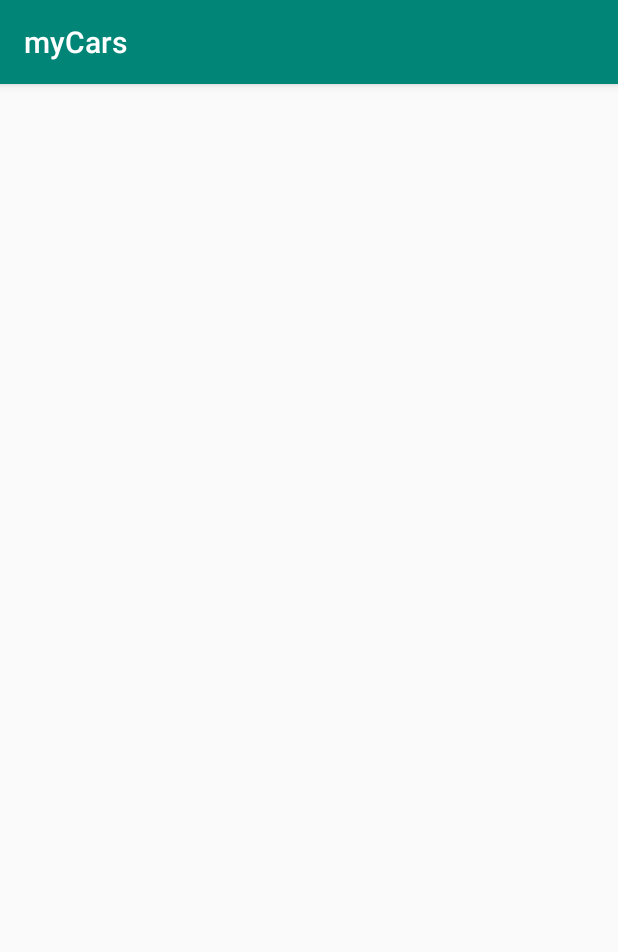
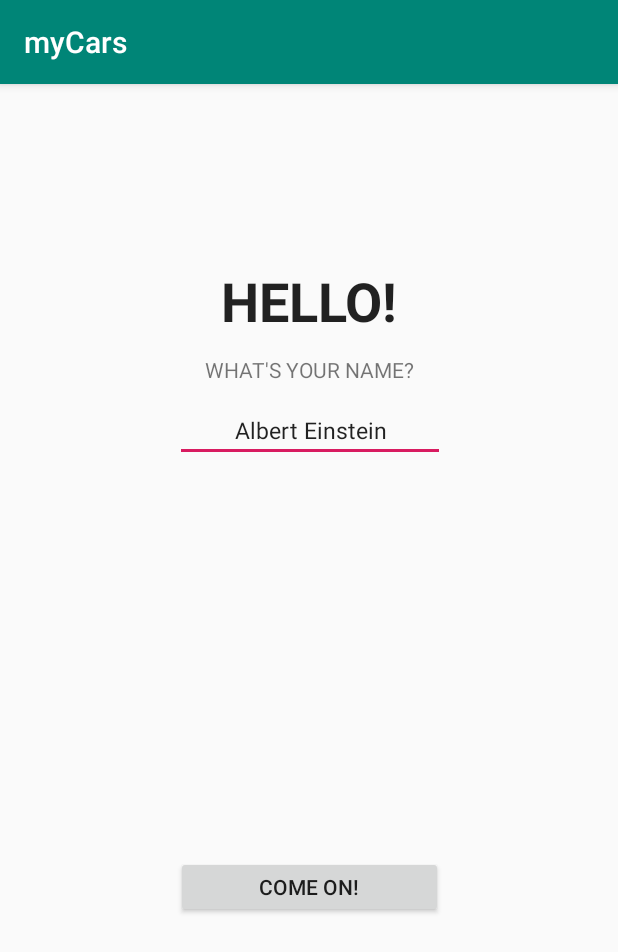
Before and after one commit to Joserto97DEV/myCars, an Android app: the NewUser screen opened directly, with no data from a screen before it, on a phone screen of 412 x 824 dp. Shown: the top 952 px of the screen. Run offline under Robolectric (Android 15) with nearby library versions, the phone set to English and light mode, and no system bars.

Commit message:
Load newUserView. Button without functionality

```diff
--- a/app/src/main/java/com/josalv/mycars/MainActivity.java
+++ b/app/src/main/java/com/josalv/mycars/MainActivity.java
@@ -2,12 +2,20 @@ package com.josalv.mycars;
 
 import android.support.v7.app.AppCompatActivity;
 import android.os.Bundle;
+import android.view.View;
 
 public class MainActivity extends AppCompatActivity {
 
     @Override
     protected void onCreate(Bundle savedInstanceState) {
         super.onCreate(savedInstanceState);
-        setContentView(R.layout.activity_main);
+        if (getString(R.string.user).equalsIgnoreCase("Albert Einstein")){
+            setContentView(R.layout.activity_new_user);
+        } else {
+            setContentView(R.layout.activity_main);
+        }
+    }
+    private void singin(View view){
+        setContentView(R.layout.activity_cars);
     }
 }
--- a/app/src/main/java/com/josalv/mycars/NewUser.java
+++ b/app/src/main/java/com/josalv/mycars/NewUser.java
@@ -2,6 +2,8 @@ package com.josalv.mycars;
 
 import android.support.v7.app.AppCompatActivity;
 import android.os.Bundle;
+import android.view.View;
+import android.widget.Button;
 
 public class NewUser extends AppCompatActivity {
 
@@ -9,5 +11,12 @@ public class NewUser extends AppCompatActivity {
     protected void onCreate(Bundle savedInstanceState) {
         super.onCreate(savedInstanceState);
         setContentView(R.layout.activity_new_user);
+        final Button button = findViewById(R.id.button);
+        button.setOnClickListener(new View.OnClickListener() {
+            public void onClick(View v) {
+                //setContentView(R.layout.activity_cars);
+            }
+        });
     }
+
 }
--- a/app/src/main/res/layout/activity_new_user.xml
+++ b/app/src/main/res/layout/activity_new_user.xml
@@ -6,4 +6,69 @@
     android:layout_height="match_parent"
     tools:context=".NewUser">
 
+    <TextView
+        android:textAllCaps="true"
+        android:id="@+id/textView"
+        android:layout_width="wrap_content"
+        android:layout_height="wrap_content"
+        android:layout_marginStart="8dp"
+        android:layout_marginTop="120dp"
+        android:layout_marginEnd="8dp"
+        android:text="@string/hello"
+        android:textAlignment="center"
+        android:textAppearance="@style/TextAppearance.AppCompat.Body1"
+        android:textSize="36sp"
+        android:textStyle="bold"
+        app:layout_constraintEnd_toEndOf="parent"
+        app:layout_constraintHorizontal_bias="0.502"
+        app:layout_constraintStart_toStartOf="parent"
+        app:layout_constraintTop_toTopOf="parent" />
+
+    <TextView
+        android:id="@+id/textView2"
+        android:layout_width="wrap_content"
+        android:layout_height="wrap_content"
+        android:layout_marginStart="8dp"
+        android:layout_marginTop="12dp"
+        android:layout_marginEnd="8dp"
+        android:text="@string/askname"
+        android:textAllCaps="true"
+        app:layout_constraintEnd_toEndOf="parent"
+        app:layout_constraintStart_toStartOf="parent"
+        app:layout_constraintTop_toBottomOf="@+id/textView" />
+
+    <EditText
+        android:id="@+id/editText"
+        android:layout_width="wrap_content"
+        android:layout_height="wrap_content"
+        android:layout_marginStart="8dp"
+        android:layout_marginTop="8dp"
+        android:layout_marginEnd="8dp"
+        android:layout_marginBottom="8dp"
+        android:ems="10"
+        android:inputType="textMultiLine"
+        android:maxLength="15"
+        android:maxLines="1"
+        android:text="@string/user"
+        android:textAlignment="center"
+        android:textSize="15sp"
+        app:layout_constraintBottom_toTopOf="@+id/button"
+        app:layout_constraintEnd_toEndOf="parent"
+        app:layout_constraintHorizontal_bias="0.503"
+        app:layout_constraintStart_toStartOf="parent"
+        app:layout_constraintTop_toBottomOf="@+id/textView2"
+        app:layout_constraintVertical_bias="0.008" />
+
+    <Button
+        android:id="@+id/button"
+        android:layout_width="178dp"
+        android:layout_height="41dp"
+        android:layout_marginStart="8dp"
+        android:layout_marginEnd="8dp"
+        android:layout_marginBottom="212dp"
+        android:clickable="false"
+        android:text="@string/come_on"
+        app:layout_constraintBottom_toBottomOf="parent"
+        app:layout_constraintEnd_toEndOf="parent"
+        app:layout_constraintStart_toStartOf="parent" />
 </android.support.constraint.ConstraintLayout>
--- a/app/src/main/res/values/strings.xml
+++ b/app/src/main/res/values/strings.xml
@@ -8,5 +8,9 @@
     <string name="tipo3">Monovolúmen</string>
     <string name="tipo4">Deportivo</string>
     <string name="tipo5">Berlina</string>
+    <string name="user">Albert Einstein</string>
+    <string name="hello">hello!</string>
+    <string name="askname">what\'s your name?</string>
+    <string name="come_on">COME ON!</string>
 
 </resources>
```
Also changed, not shown: app/src/main/java/com/josalv/mycars/AddCarFragment.java (+4 -10 lines), 636 other files.
